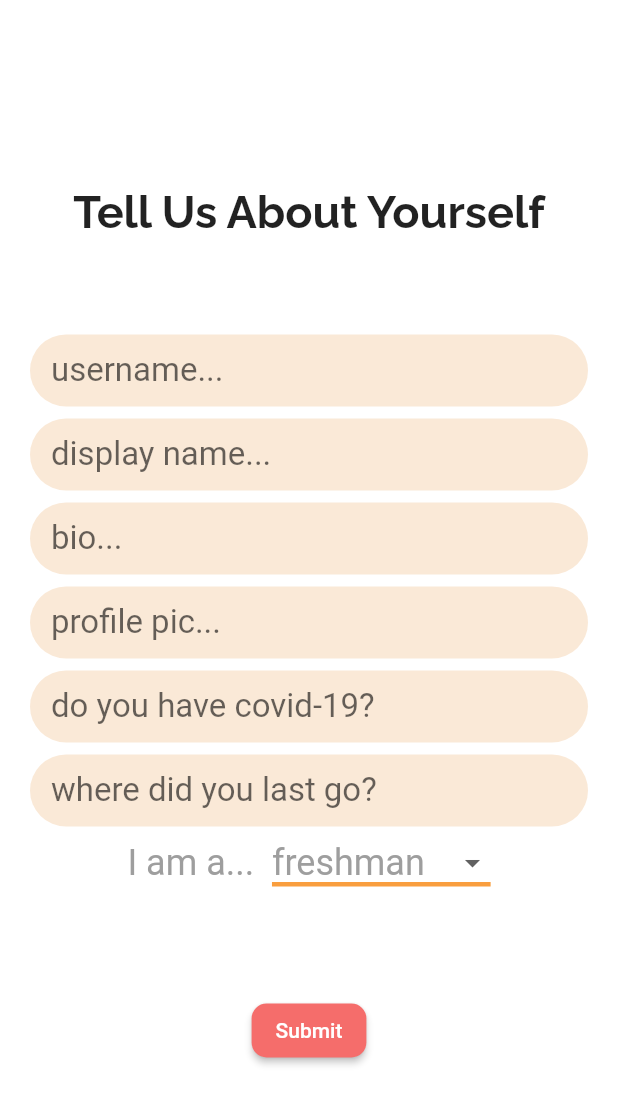
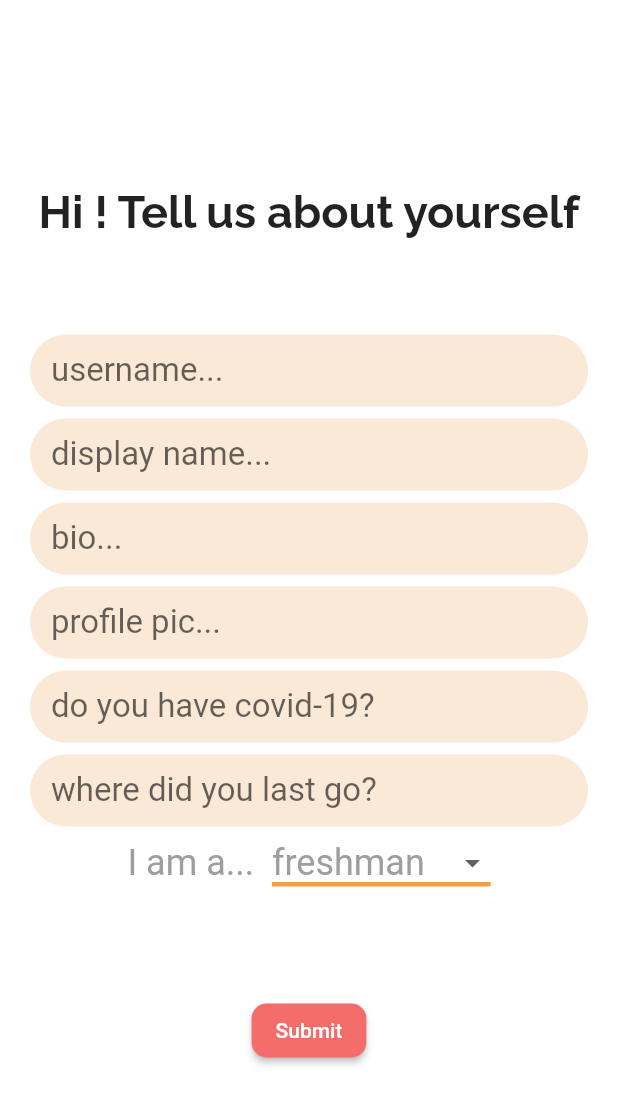
Before and after one commit to ishajain15/UniLyfe, a Flutter app: the EnterInfoPage screen opened directly, on a phone screen of 412 x 824 dp. Shown: the top 1104 px of the screen. Run offline on Flutter 3.47's test engine with Material 2 defaults, Android fonts, the phone set to English and light mode, and no system bars; our stand-ins replace auto_size_text, cloud_firestore, community_material_icon, firebase_auth, firebase_core, font_awesome_flutter and 4 more; missing offline and left inert: dart:html, polls; accounts and stored records are empty; generated files the repository leaves out were written again.

Commit message:
okay the page asking you for your info should work now
exit

```diff
--- a/unilyfe_app/lib/page/enterinfo_page.dart
+++ b/unilyfe_app/lib/page/enterinfo_page.dart
@@ -22,8 +22,7 @@ class EnterInfoPage extends StatefulWidget {
 
 class _EnterInfoPageState extends State<EnterInfoPage> {
   User user = User('', '', '', '', [], []);
-  String _currentUsername = '';
-  //String _currentYear = "";
+  bool _validUsername = true;
   final TextEditingController _usernameController = TextEditingController();
   final TextEditingController _displayNameController = TextEditingController();
   final TextEditingController _bioController = TextEditingController();
@@ -31,6 +30,15 @@ class _EnterInfoPageState extends State<EnterInfoPage> {
       TextEditingController();
   final TextEditingController _covidController = TextEditingController();
   final TextEditingController _locationController = TextEditingController();
+  String _name = '';
+
+  _getName() async {
+    final uid = await Provider.of(context).auth.getCurrentUID();
+    await db.collection('userData').doc(uid).get().then((result) {
+      _name = result['name'].toString();
+    });
+  }
+
   @override
   Widget build(BuildContext context) {
     return Scaffold(
@@ -39,14 +47,24 @@ class _EnterInfoPageState extends State<EnterInfoPage> {
         child: Column(
           children: <Widget>[
             pad,
-            Text(
+            FutureBuilder(
+              future: Provider.of(context).auth.getCurrentUID(),
+              builder: (context, snapshot) {
+                if (snapshot.connectionState == ConnectionState.done) {
+                  return displayTitle(context, snapshot);
+                } else {
+                  return CircularProgressIndicator();
+                }
+              },
+            ),
+            /*Text(
               'Tell Us About Yourself',
               textAlign: TextAlign.center,
               style: TextStyle(
                   fontSize: 30,
                   fontWeight: FontWeight.bold,
                   fontFamily: 'Raleway'),
-            ),
+            ),*/
             pad,
             _changeInfo('username...', _usernameController),
             Container(
@@ -96,11 +114,12 @@ class _EnterInfoPageState extends State<EnterInfoPage> {
                           !await usernameCheck(_usernameController.text)) {
                         print('ALREADY TAKEN');
                         showAlertDialog(context);
+                        //set valid username boolean to false
+                        print("username is bad :(");
+                        _validUsername = false;
                       } else {
+                        _validUsername = true;
                         user.username = _usernameController.text;
-                        /*setState(() {
-                              _usernameController.text = user.username;
-                            });*/
                         await Provider.of(context)
                             .db
                             .collection('userData')
@@ -112,9 +131,6 @@ class _EnterInfoPageState extends State<EnterInfoPage> {
                         _displayNameController.text != '') {
                       user.displayName = _displayNameController.text;
                       print(_displayNameController.text);
-                      /*setState(() {
-                            _displayNameController.text = user.displayName;
-                          });*/
                       await Provider.of(context)
                           .db
                           .collection('userData')
@@ -136,9 +152,6 @@ class _EnterInfoPageState extends State<EnterInfoPage> {
                     }
 
                     user.year = year;
-                    /*setState(() {
-                            year = user.year;
-                          });*/
                     await Provider.of(context)
                         .db
                         .collection('userData')
@@ -177,10 +190,16 @@ class _EnterInfoPageState extends State<EnterInfoPage> {
                     //print("user.year: " + user.year);
 
                     // Navigator.of(context).pop();
-                    await Navigator.push(
+                    /*await Navigator.push(
                       context,
                       MaterialPageRoute(builder: (context) => TabsPage()),
-                    );
+                    );*/
+                    if (_validUsername) {
+                      print("username is valid?");
+                      final auth = Provider.of(context).auth;
+                      auth.setNewUser(false);
+                      Navigator.of(context).pushReplacementNamed('/home');
+                    }
                     //return HomePage();
                   },
                   child: Text('Submit'),
@@ -194,6 +213,25 @@ class _EnterInfoPageState extends State<EnterInfoPage> {
           ],
         ),
       ),
+    );
+  }
+
+  Widget displayTitle(context, snapshot) {
+    return Column(
+      children: <Widget>[
+    FutureBuilder(
+        future: _getName(),
+        builder: (context, snapshot) {
+            return Text(
+              'Hi ' + _name + '! ' + 'Tell us about yourself',
+              textAlign: TextAlign.center,
+              style: TextStyle(
+                  fontSize: 30,
+                  fontWeight: FontWeight.bold,
+                  fontFamily: 'Raleway'),
+            );
+        })
+      ]
     );
   }
 
@@ -339,8 +377,6 @@ class _MyYearDropDown extends State<_MyYearDropDownWidget> {
           year = newValue;
           print('global variable year: ' + year);
           dropdownValue = newValue;
-          //_currentYear = newValue;
-          //print("_currentYear: " + _currentYear);
         });
         /*final uid = await Provider.of(context).auth.getCurrentUID();
                   await Provider.of(context)
@@ -359,5 +395,3 @@ class _MyYearDropDown extends State<_MyYearDropDownWidget> {
     );
   }
 }
-
-/*hello*/
--- a/unilyfe_app/lib/views/sign_up_view.dart
+++ b/unilyfe_app/lib/views/sign_up_view.dart
@@ -71,6 +71,11 @@ class _SignUpViewState extends State<SignUpView> {
           await auth.createUserInFirestore();
           await auth.sendEmailVerification();
           print('Signed up with New ID $uid');
+          await Provider.of(context)
+              .db
+              .collection('userData')
+              .doc(uid)
+              .update({'name': _name});
           await Navigator.of(context).pushReplacementNamed('/home');
           //logout button does not work if this is used
           //new plan to make the email verification useful: generate random username
```
Also changed, not shown: unilyfe_app/pubspec.lock.
